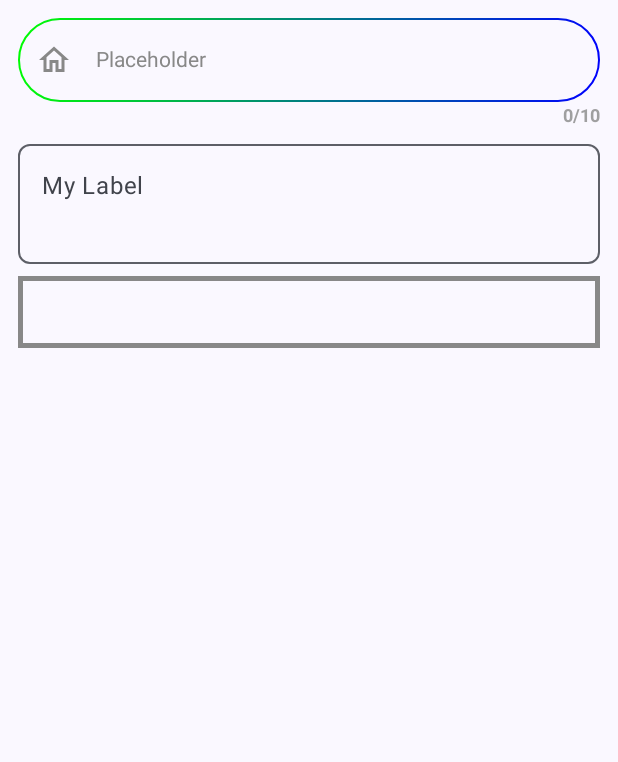
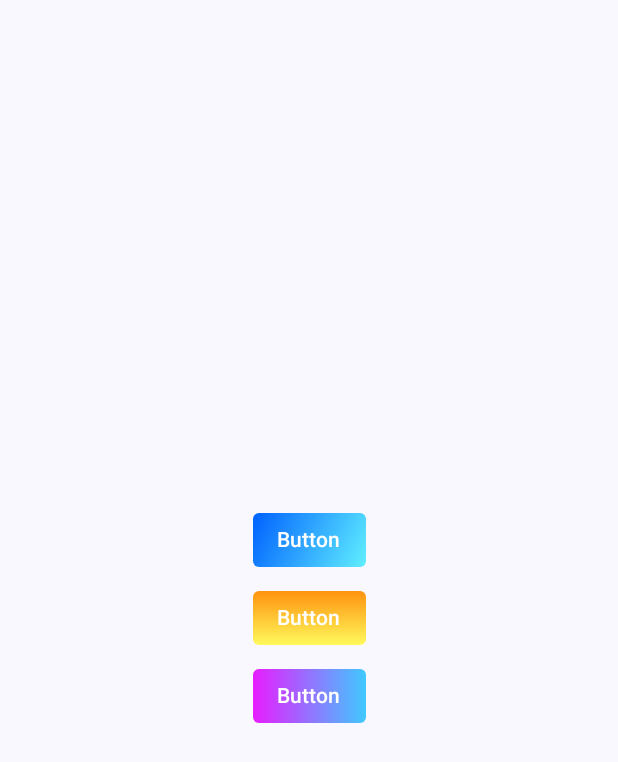
Before and after one commit to Fikrimulya23/Jetpack-Compose-Stevdza-San, an Android app built with Jetpack Compose: the screen it shows after launch (MainActivity), on a phone screen of 412 x 824 dp. Shown: the top 762 px of the screen. Run offline under Robolectric (Android 15) with nearby library versions, the phone set to English and light mode, and no system bars.

Commit message:
add Gradient Button

```diff
--- a/app/build.gradle.kts
+++ b/app/build.gradle.kts
@@ -66,4 +66,5 @@ dependencies {
     androidTestImplementation("androidx.compose.ui:ui-test-junit4")
     debugImplementation("androidx.compose.ui:ui-tooling")
     debugImplementation("androidx.compose.ui:ui-test-manifest")
+    implementation("io.coil-kt:coil-compose:2.6.0")
 }
--- a/app/src/main/AndroidManifest.xml
+++ b/app/src/main/AndroidManifest.xml
@@ -1,8 +1,10 @@
 <?xml version="1.0" encoding="utf-8"?>
 <manifest xmlns:android="http://schemas.android.com/apk/res/android"
     xmlns:tools="http://schemas.android.com/tools">
+    <uses-permission android:name="android.permission.INTERNET"/>
 
     <application
+        android:usesCleartextTraffic="true"
         android:allowBackup="true"
         android:dataExtractionRules="@xml/data_extraction_rules"
         android:fullBackupContent="@xml/backup_rules"
--- a/app/src/main/java/com/fikrimulya/tutorialstevdza_san/MainActivity.kt
+++ b/app/src/main/java/com/fikrimulya/tutorialstevdza_san/MainActivity.kt
@@ -7,7 +7,8 @@ import androidx.compose.foundation.layout.fillMaxSize
 import androidx.compose.material3.MaterialTheme
 import androidx.compose.material3.Surface
 import androidx.compose.ui.Modifier
-import com.fikrimulya.tutorialstevdza_san.tutorial.TextFieldExample
+import com.fikrimulya.tutorialstevdza_san.tutorial.GradientButton
+import com.fikrimulya.tutorialstevdza_san.tutorial.PasswordTextField
 import com.fikrimulya.tutorialstevdza_san.ui.theme.TutorialStevdzaSanTheme
 
 class MainActivity : ComponentActivity() {
@@ -20,7 +21,7 @@ class MainActivity : ComponentActivity() {
                     modifier = Modifier.fillMaxSize(),
                     color = MaterialTheme.colorScheme.background
                 ) {
-                    TextFieldExample()
+                    GradientButton()
                 }
             }
         }
--- /dev/null
+++ b/app/src/main/java/com/fikrimulya/tutorialstevdza_san/tutorial/11.GradientButton.kt
@@ -0,0 +1,89 @@
+package com.fikrimulya.tutorialstevdza_san.tutorial
+
+import androidx.compose.foundation.background
+import androidx.compose.foundation.layout.Arrangement
+import androidx.compose.foundation.layout.Box
+import androidx.compose.foundation.layout.Column
+import androidx.compose.foundation.layout.fillMaxSize
+import androidx.compose.foundation.layout.padding
+import androidx.compose.foundation.shape.RoundedCornerShape
+import androidx.compose.material3.Button
+import androidx.compose.material3.ButtonDefaults
+import androidx.compose.material3.MaterialTheme
+import androidx.compose.material3.Surface
+import androidx.compose.material3.Text
+import androidx.compose.runtime.Composable
+import androidx.compose.ui.Alignment
+import androidx.compose.ui.Modifier
+import androidx.compose.ui.graphics.Brush
+import androidx.compose.ui.graphics.Color
+import androidx.compose.ui.graphics.RectangleShape
+import androidx.compose.ui.tooling.preview.Preview
+import androidx.compose.ui.unit.dp
+
+@Composable
+fun GradientButton() {
+    Column(
+        verticalArrangement = Arrangement.Center,
+        horizontalAlignment = Alignment.CenterHorizontally,
+    ) {
+        GradientButtonComposable(
+            Brush.linearGradient(
+                listOf(
+                    Color(0XFF0061FF),
+                    Color(0XFF60EFFF),
+                )
+            )
+        )
+        GradientButtonComposable(
+            Brush.verticalGradient(
+                listOf(
+                    Color(0XFFFF930F),
+                    Color(0XFFFFF95B),
+                )
+            )
+        )
+        GradientButtonComposable(
+            Brush.horizontalGradient(
+                listOf(
+                    Color(0XFFE81CFF),
+                    Color(0XFF40C9FF),
+                )
+            )
+        )
+    }
+}
+
+@Composable
+fun GradientButtonComposable(
+    brush: Brush
+) {
+    Button(
+        colors = ButtonDefaults.buttonColors(
+            containerColor = Color.Transparent,
+        ),
+        onClick = {},
+    ) {
+        Box(
+            modifier = Modifier
+                .background(
+                    brush = brush,
+                    shape = RoundedCornerShape(4.dp)
+                )
+                .padding(16.dp, 8.dp),
+        ) {
+            Text(text = "Button")
+        }
+    }
+}
+
+@Preview
+@Composable
+private fun GradientButtonPreview() {
+    Surface(
+        modifier = Modifier.fillMaxSize(),
+        color = MaterialTheme.colorScheme.background,
+    ) {
+        GradientButton()
+    }
+}
```
Also changed, not shown: app/src/main/res/drawable/ic_google_logo.xml (added, +18 -0 lines).
